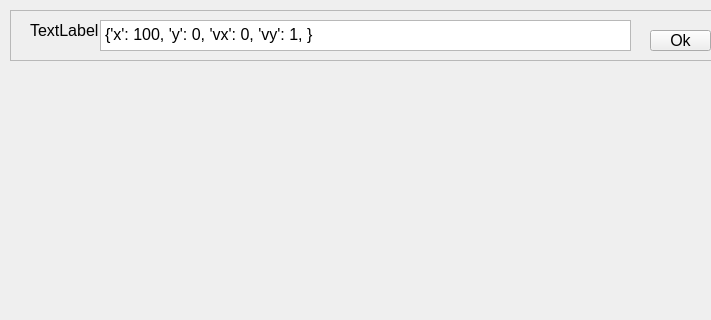
This is ui/mainForm.ui in vladmikhbond/MechanPyQt as Qt 5 draws it before an edit; both pictures show x 0 to 711 and y 0 to 320 of the 800 by 800 pixel window. The edited form follows.
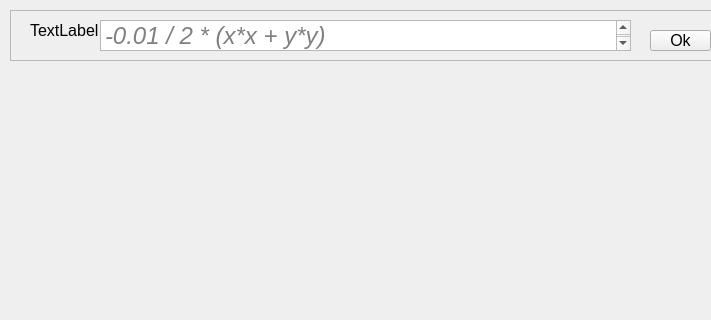
This is the edited form.

Diff of the .ui file:
```diff
--- a/ui/mainForm.ui
+++ b/ui/mainForm.ui
@@ -64,7 +64,7 @@
 &lt;html&gt;&lt;head&gt;&lt;meta name=&quot;qrichtext&quot; content=&quot;1&quot; /&gt;&lt;style type=&quot;text/css&quot;&gt;
 p, li { white-space: pre-wrap; }
 &lt;/style&gt;&lt;/head&gt;&lt;body style=&quot; font-family:'MS Shell Dlg 2'; font-size:12pt; font-weight:400; font-style:normal;&quot;&gt;
-&lt;p style=&quot; margin-top:0px; margin-bottom:0px; margin-left:0px; margin-right:0px; -qt-block-indent:0; text-indent:0px;&quot;&gt;{'x': 100, 'y': 0, 'vx': 0, 'vy': 1, }&lt;/p&gt;&lt;/body&gt;&lt;/html&gt;</string>
+&lt;p style=&quot; margin-top:0px; margin-bottom:0px; margin-left:0px; margin-right:0px; -qt-block-indent:0; text-indent:0px;&quot;&gt;&lt;span style=&quot; font-family:'Courier New'; font-size:18pt; font-style:italic; color:#808080;&quot;&gt;-0.01 / 2 * (x*x + y*y)&lt;/span&gt;&lt;/p&gt;&lt;/body&gt;&lt;/html&gt;</string>
      </property>
      <property name="placeholderText">
       <string>12345</string>
```
